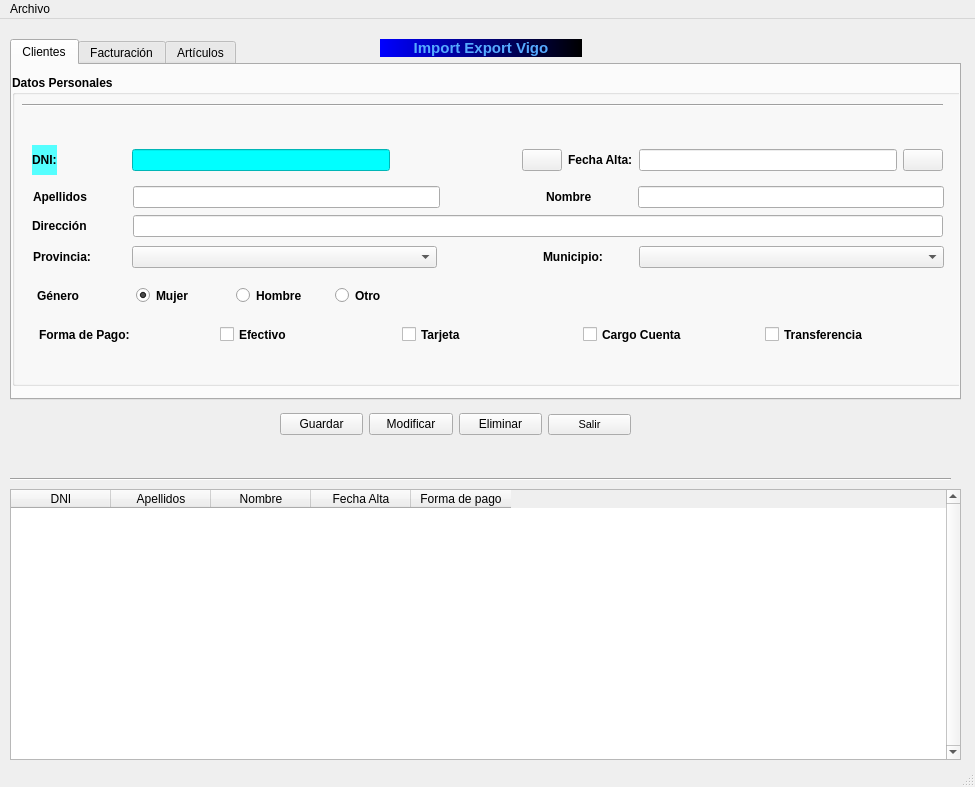
RadicalKill/fernandezserra, file window.ui: the form before one commit.
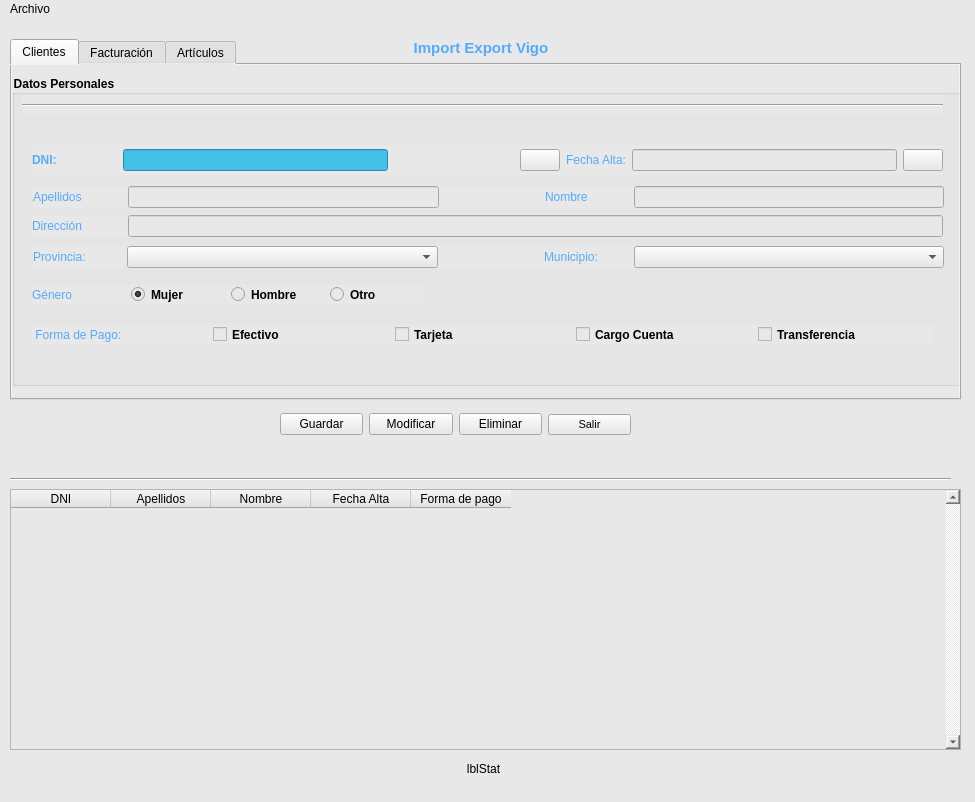
The form after the commit. Icons and pictures are not drawn.

Diff of the .ui file:
```diff
--- a/window.ui
+++ b/window.ui
@@ -7,14 +7,14 @@
     <x>0</x>
     <y>0</y>
     <width>975</width>
-    <height>787</height>
+    <height>802</height>
    </rect>
   </property>
   <property name="windowTitle">
    <string>Import-Export TEIS</string>
   </property>
   <property name="styleSheet">
-   <string notr="true"/>
+   <string notr="true">background-color: rgb(232,232,232);</string>
   </property>
   <widget class="QWidget" name="centralwidget">
    <property name="styleSheet">
@@ -38,7 +38,6 @@
     </property>
     <property name="styleSheet">
      <string notr="true">
-background-color: qlineargradient(spread:pad, x1:0, y1:0, x2:1, y2:0, stop:0 blue, stop:1 black);
 color: rgb(85, 170, 255);
 </string>
     </property>
@@ -113,9 +112,12 @@
       <x>10</x>
       <y>470</y>
       <width>951</width>
-      <height>271</height>
+      <height>261</height>
      </rect>
     </property>
+    <property name="styleSheet">
+     <string notr="true"/>
+    </property>
     <property name="verticalScrollBarPolicy">
      <enum>Qt::ScrollBarAlwaysOn</enum>
     </property>
@@ -189,14 +191,17 @@
         <bold>true</bold>
        </font>
       </property>
+      <property name="styleSheet">
+       <string notr="true"/>
+      </property>
       <property name="title">
        <string>Datos Personales</string>
       </property>
       <widget class="QWidget" name="layoutWidget">
        <property name="geometry">
         <rect>
-         <x>25</x>
-         <y>211</y>
+         <x>20</x>
+         <y>210</y>
          <width>391</width>
          <height>19</height>
         </rect>
@@ -204,6 +209,10 @@
        <layout class="QHBoxLayout" name="horizontalLayout_5">
         <item>
          <widget class="QLabel" name="lblGen">
+          <property name="styleSheet">
+           <string notr="true">
+color: rgb(85, 170, 255);</string>
+          </property>
           <property name="text">
            <string>Género</string>
           </property>
@@ -256,6 +265,10 @@
        <layout class="QHBoxLayout" name="horizontalLayout">
         <item>
          <widget class="QLabel" name="lblApel">
+          <property name="styleSheet">
+           <string notr="true">
+color: rgb(85, 170, 255);</string>
+          </property>
           <property name="text">
            <string>Apellidos</string>
           </property>
@@ -302,6 +315,10 @@
         </item>
         <item>
          <widget class="QLabel" name="lblNombre">
+          <property name="styleSheet">
+           <string notr="true">
+color: rgb(85, 170, 255);</string>
+          </property>
           <property name="text">
            <string>Nombre</string>
           </property>
@@ -347,6 +364,10 @@
        <layout class="QHBoxLayout" name="horizontalLayout_3">
         <item>
          <widget class="QLabel" name="lblDir">
+          <property name="styleSheet">
+           <string notr="true">
+color: rgb(85, 170, 255);</string>
+          </property>
           <property name="text">
            <string>Dirección</string>
           </property>
@@ -385,6 +406,10 @@
        <layout class="QHBoxLayout" name="horizontalLayout_2">
         <item>
          <widget class="QLabel" name="lblProv">
+          <property name="styleSheet">
+           <string notr="true">
+color: rgb(85, 170, 255);</string>
+          </property>
           <property name="text">
            <string>Provincia:</string>
           </property>
@@ -414,6 +439,9 @@
             <verstretch>0</verstretch>
            </sizepolicy>
           </property>
+          <property name="styleSheet">
+           <string notr="true"/>
+          </property>
          </widget>
         </item>
         <item>
@@ -434,6 +462,10 @@
         </item>
         <item>
          <widget class="QLabel" name="lblMun">
+          <property name="styleSheet">
+           <string notr="true">
+color: rgb(85, 170, 255);</string>
+          </property>
           <property name="text">
            <string>Municipio:</string>
           </property>
@@ -493,10 +525,10 @@
           </property>
           <property name="styleSheet">
            <string notr="true">
-background-color: rgb(85, 255, 255);</string>
+color: rgb(85, 170, 255);</string>
           </property>
           <property name="text">
-           <string>DNI:</string>
+           <string>&lt;html&gt;&lt;head/&gt;&lt;body&gt;&lt;p&gt;&lt;span style=&quot; font-weight:600;&quot;&gt;DNI:&lt;/span&gt;&lt;/p&gt;&lt;/body&gt;&lt;/html&gt;</string>
           </property>
           <property name="alignment">
            <set>Qt::AlignLeading|Qt::AlignLeft|Qt::AlignVCenter</set>
@@ -513,7 +545,7 @@
           </property>
           <property name="sizeHint" stdset="0">
            <size>
-            <width>69</width>
+            <width>60</width>
             <height>20</height>
            </size>
           </property>
@@ -522,7 +554,9 @@
         <item>
          <widget class="QLineEdit" name="txtDNI">
           <property name="styleSheet">
-           <string notr="true">background-color: rgb(0, 255, 255);</string>
+           <string notr="true">
+
+background-color: rgb(65, 192, 232);</string>
           </property>
           <property name="text">
            <string/>
@@ -586,6 +620,10 @@
         </item>
         <item>
          <widget class="QLabel" name="lblFecha">
+          <property name="styleSheet">
+           <string notr="true">
+color: rgb(85, 170, 255);</string>
+          </property>
           <property name="text">
            <string>Fecha Alta:</string>
           </property>
@@ -632,7 +670,7 @@
       <widget class="QWidget" name="layoutWidget">
        <property name="geometry">
         <rect>
-         <x>27</x>
+         <x>20</x>
          <y>250</y>
          <width>901</width>
          <height>19</height>
@@ -641,8 +679,12 @@
        <layout class="QHBoxLayout" name="horizontalLayout_6">
         <item>
          <widget class="QLabel" name="lblPago">
+          <property name="styleSheet">
+           <string notr="true">
+color: rgb(85, 170, 255);</string>
+          </property>
           <property name="text">
-           <string>Forma de Pago:</string>
+           <string> Forma de Pago:</string>
           </property>
          </widget>
         </item>
@@ -701,6 +743,22 @@
      </attribute>
     </widget>
    </widget>
+   <widget class="QLabel" name="lblStat">
+    <property name="geometry">
+     <rect>
+      <x>460</x>
+      <y>740</y>
+      <width>47</width>
+      <height>20</height>
+     </rect>
+    </property>
+    <property name="text">
+     <string>lblStat</string>
+    </property>
+    <property name="alignment">
+     <set>Qt::AlignCenter</set>
+    </property>
+   </widget>
   </widget>
   <widget class="QMenuBar" name="menubar">
    <property name="geometry">
@@ -729,7 +787,11 @@
    </widget>
    <addaction name="menuArchivo"/>
   </widget>
-  <widget class="QStatusBar" name="statusbar"/>
+  <widget class="QStatusBar" name="statusbar">
+   <property name="styleSheet">
+    <string notr="true"/>
+   </property>
+  </widget>
   <action name="actionGuadar">
    <property name="text">
     <string>Guadar</string>
```
Left out of the diff: 15 changed lines with no effect on the pictures.
